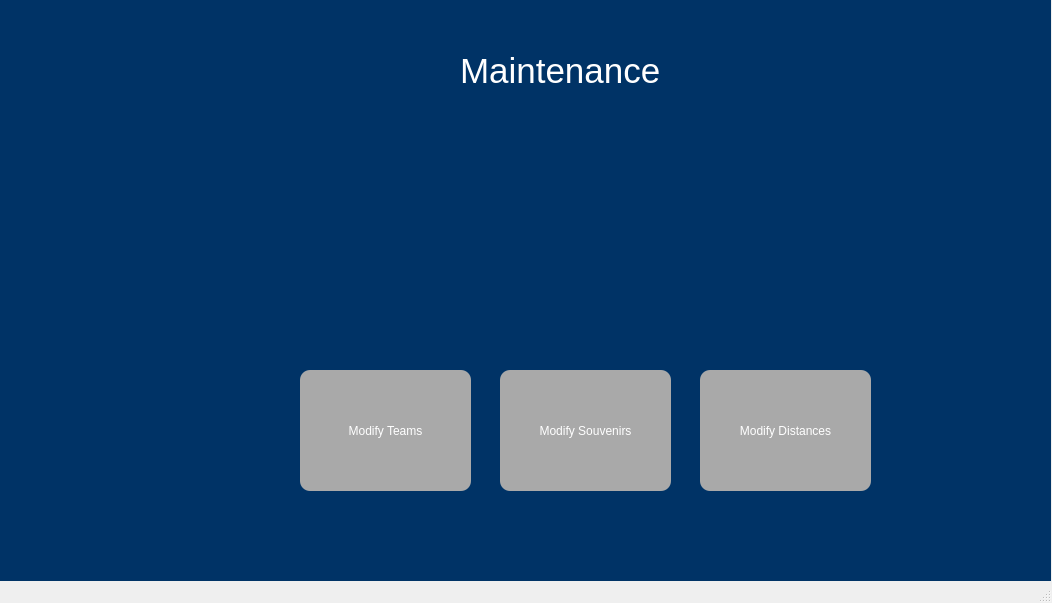
Above: NBA/maintenance.ui from pammypoor/ScrumGitSome before the change. Below: the same form after it.
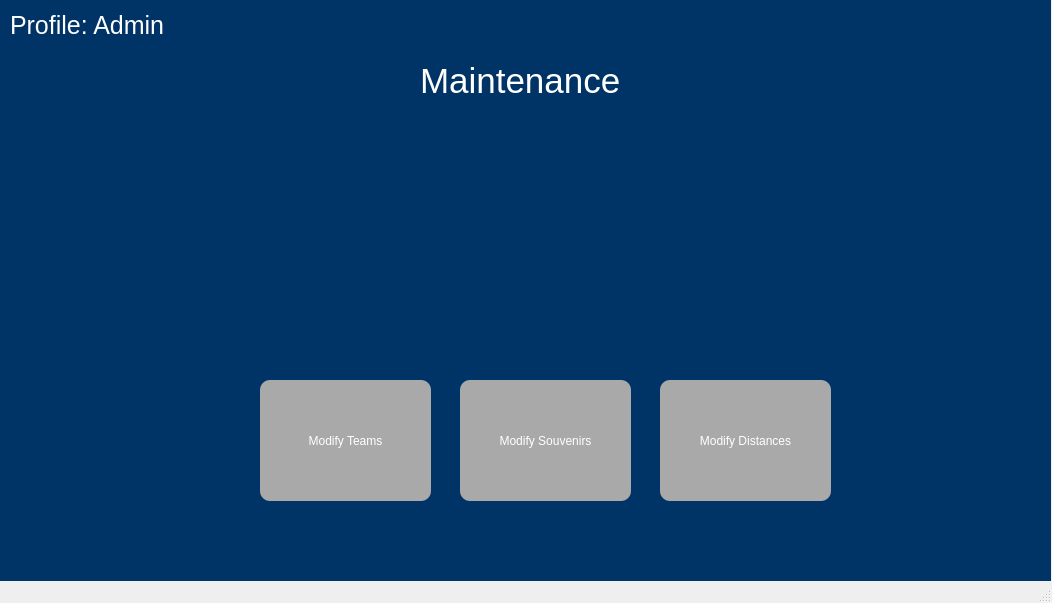
That is the form after the change. The open tabs and pages were chosen to show the change. Icons and pictures are not drawn.

What changed in the file:
```diff
--- a/NBA/maintenance.ui
+++ b/NBA/maintenance.ui
@@ -33,8 +33,8 @@
      <widget class="QLabel" name="settingsPic">
       <property name="geometry">
        <rect>
-        <x>420</x>
-        <y>110</y>
+        <x>380</x>
+        <y>120</y>
         <width>281</width>
         <height>221</height>
        </rect>
@@ -49,8 +49,8 @@
      <widget class="QLabel" name="label">
       <property name="geometry">
        <rect>
-        <x>460</x>
-        <y>50</y>
+        <x>420</x>
+        <y>60</y>
         <width>201</width>
         <height>41</height>
        </rect>
@@ -66,8 +66,8 @@
      <widget class="QPushButton" name="menuSouvenirButton">
       <property name="geometry">
        <rect>
-        <x>500</x>
-        <y>370</y>
+        <x>460</x>
+        <y>380</y>
         <width>171</width>
         <height>121</height>
        </rect>
@@ -92,8 +92,8 @@
      <widget class="QPushButton" name="MenuTeamButton">
       <property name="geometry">
        <rect>
-        <x>300</x>
-        <y>370</y>
+        <x>260</x>
+        <y>380</y>
         <width>171</width>
         <height>121</height>
        </rect>
@@ -118,8 +118,8 @@
      <widget class="QPushButton" name="menuDistanceButton">
       <property name="geometry">
        <rect>
-        <x>700</x>
-        <y>370</y>
+        <x>660</x>
+        <y>380</y>
         <width>171</width>
         <height>121</height>
        </rect>
@@ -141,6 +141,23 @@
        <string>Modify Distances</string>
       </property>
      </widget>
+     <widget class="QLabel" name="label_5">
+      <property name="geometry">
+       <rect>
+        <x>10</x>
+        <y>10</y>
+        <width>171</width>
+        <height>31</height>
+       </rect>
+      </property>
+      <property name="styleSheet">
+       <string notr="true">color: white;
+font-size: 25px;</string>
+      </property>
+      <property name="text">
+       <string>Profile: Admin</string>
+      </property>
+     </widget>
     </widget>
     <widget class="QWidget" name="page_2">
      <widget class="QPushButton" name="teamBackButton">
```
Left out of the diff: 2 changed lines with no effect on the pictures.
